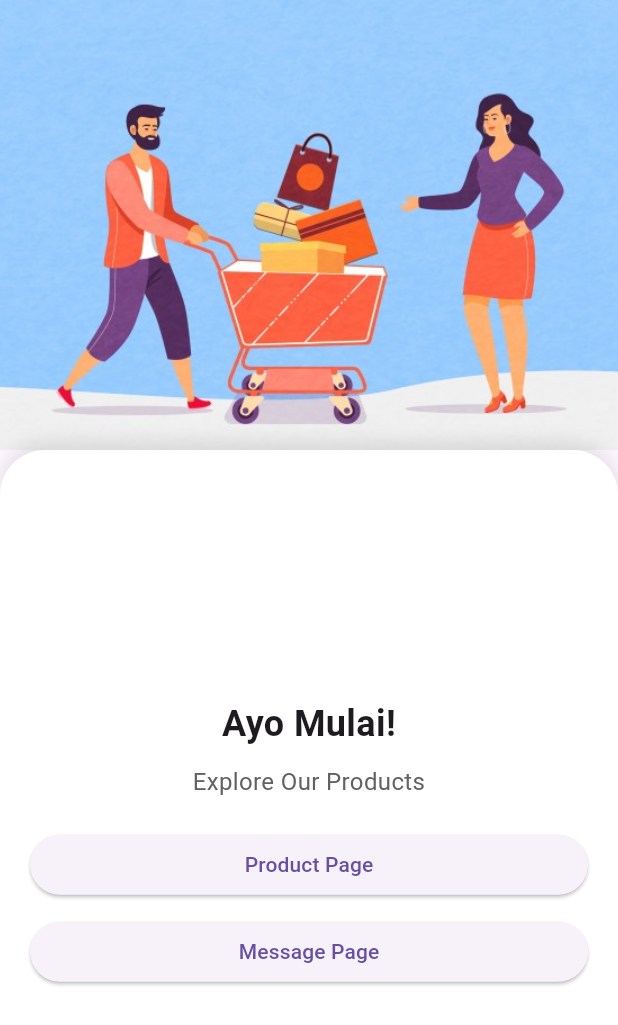
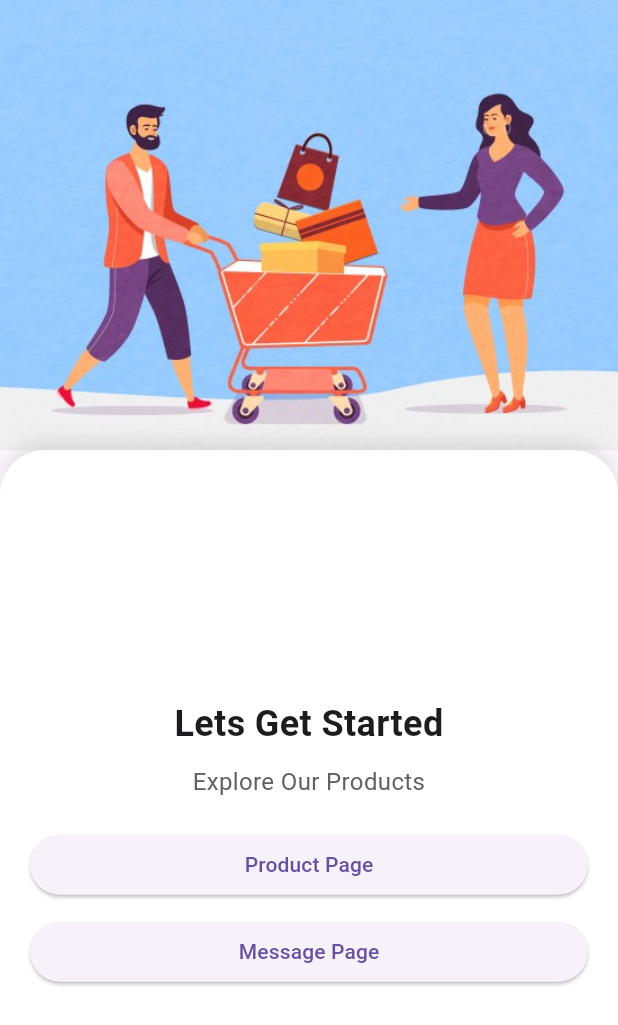
Before and after one commit to hashiifab/ui_flutter_app, a Flutter app: the OnboardingPage3 screen opened by its route, on a phone screen of 412 x 824 dp. Shown: the top 1025 px of the screen. Run offline on Flutter 3.47's test engine with Material 3 defaults, Android fonts, the light colour scheme and no system bars.

Commit message:
second commite

```diff
--- a/lib/onboarding_page3.dart
+++ b/lib/onboarding_page3.dart
@@ -37,7 +37,7 @@ class OnboardingPage3 extends StatelessWidget {
                 mainAxisAlignment: MainAxisAlignment.center,
                 children: [
                   const Text(
-                    'Ayo Mulai!',
+                    'Lets Get Started',
                     style: TextStyle(
                       fontSize: 24,
                       fontWeight: FontWeight.bold,
```
